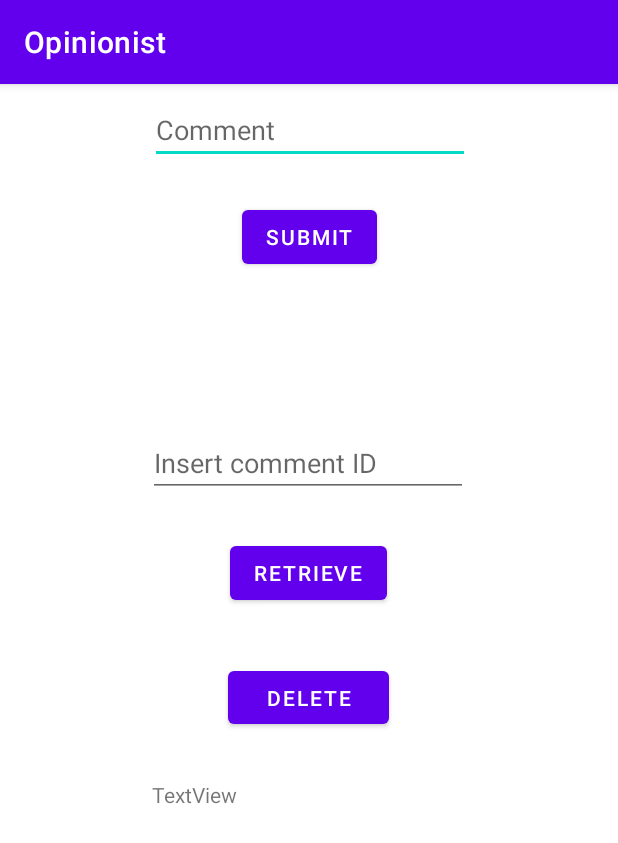
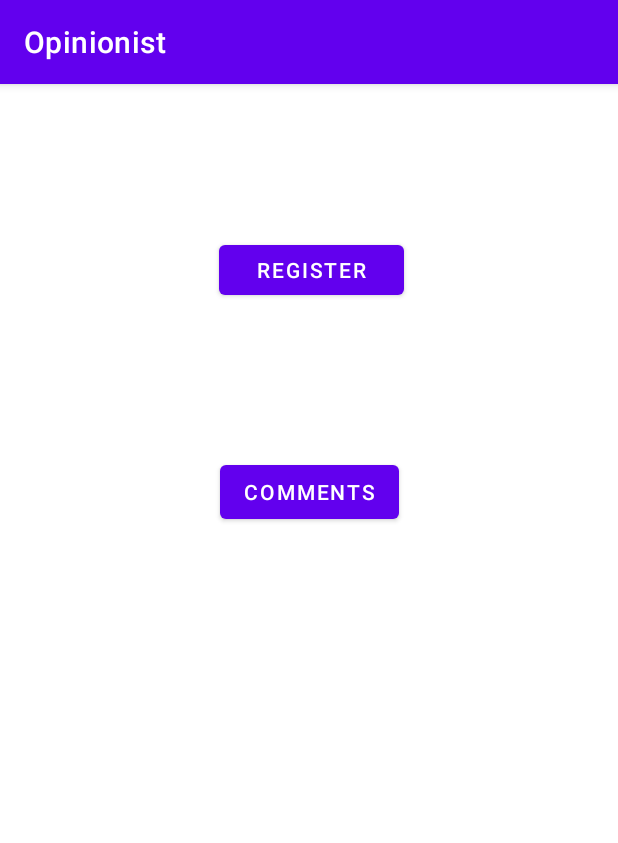
Before and after one commit to Zarasawa/Opinionist, an Android app: the screen it shows after launch (MainActivity), on a phone screen of 412 x 824 dp. Shown: the top 843 px of the screen. Run offline under Robolectric (Android 15) with nearby library versions, the phone set to English and light mode, and no system bars; our stand-ins replace Firebase (no records; nobody signed in at launch, a user with empty details on screens opened directly).

Commit message:
Cleaned up main menu page(will be login page). Added logout button

```diff
--- a/app/build.gradle
+++ b/app/build.gradle
@@ -35,7 +35,14 @@ dependencies {
     implementation 'com.google.android.material:material:1.3.0'
     implementation 'androidx.constraintlayout:constraintlayout:2.0.4'
     implementation 'com.google.firebase:firebase-database:19.7.0'
-    implementation 'com.google.firebase:firebase-auth:20.0.4'
+
+    // Import the BoM for the Firebase platform
+    implementation platform('com.google.firebase:firebase-bom:27.1.0')
+
+    // Declare the dependency for the Firebase Authentication library
+    // When using the BoM, you don't specify versions in Firebase library dependencies
+    implementation 'com.google.firebase:firebase-auth'
+
     testImplementation 'junit:junit:4.+'
     androidTestImplementation 'androidx.test.ext:junit:1.1.2'
     androidTestImplementation 'androidx.test.espresso:espresso-core:3.3.0'
--- a/app/src/main/java/com/example/opinionist/MainActivity.java
+++ b/app/src/main/java/com/example/opinionist/MainActivity.java
@@ -2,6 +2,8 @@ package com.example.opinionist;
 
 import androidx.annotation.NonNull;
 import androidx.appcompat.app.AppCompatActivity;
+
+import android.content.Intent;
 import android.os.Bundle;
 import android.view.View;
 import android.widget.Button;
@@ -9,6 +11,7 @@ import android.widget.EditText;
 import android.widget.TextView;
 import android.widget.Toast;
 
+import com.google.firebase.auth.FirebaseAuth;
 import com.google.firebase.database.DataSnapshot;
 import com.google.firebase.database.DatabaseError;
 import com.google.firebase.database.DatabaseReference;
@@ -16,141 +19,48 @@ import com.google.firebase.database.FirebaseDatabase;
 import com.google.firebase.database.ValueEventListener;
 
 public class MainActivity extends AppCompatActivity {
-    EditText subComment, retComment;
-    DatabaseReference reff;
-    Comment newComment;
-    Button btnSubmit, btnretrieve, btndelete;
-    TextView viewComment;
-    long maxid = 0;
+    Button btnRegister, btnComments, btnLogout;
+    FirebaseAuth mAuth;
 
     @Override
     protected void onCreate(Bundle savedInstanceState) {
         super.onCreate(savedInstanceState);
         setContentView(R.layout.activity_main);
 
-        /* SEND COMMENT TO SERVER */
-        // check connection to firebase server
-        Toast.makeText(MainActivity.this, "Firebase connection success!", Toast.LENGTH_LONG).show();
+        btnRegister = findViewById(R.id.buttonMainRegister);
+        btnComments = findViewById(R.id.buttonMainComments);
+        btnLogout = findViewById(R.id.buttonMainLogout);
+        mAuth = FirebaseAuth.getInstance();
 
-        // get comment from comment textbox
-        subComment = (EditText)findViewById(R.id.editComment);
-        newComment = new Comment();
+        if(mAuth.getCurrentUser() != null) {
+            btnLogout.setVisibility(View.VISIBLE);
+        }
 
-        // create new reference to database. all comment instances will fall under 'comments'
-        // must be done for submission and retrieval
-        reff = FirebaseDatabase.getInstance().getReference("comments");
-
-        // get number of comments in database and set it to maxid
-        // so that next comment can be maxid+1
-        reff.addValueEventListener(new ValueEventListener() {
+        btnRegister.setOnClickListener(new View.OnClickListener() {
             @Override
-            public void onDataChange(@NonNull DataSnapshot snapshot) {
-                if(snapshot.exists()) {
-                    maxid=snapshot.getChildrenCount();
-                }
-
-            }
-
-            @Override
-            public void onCancelled(@NonNull DatabaseError error) {
-
+            public void onClick(View v) {
+                startActivity( new Intent(getApplicationContext(), Register.class) );
             }
         });
 
-        // send comment to firebase server when button is clicked
-        btnSubmit = (Button)findViewById(R.id.button);
-        btnSubmit.setOnClickListener(new View.OnClickListener() {
+        btnComments.setOnClickListener(new View.OnClickListener() {
             @Override
             public void onClick(View v) {
-                newComment.setComment(String.valueOf(subComment.getText()));
-                newComment.setLikes(0);
+                startActivity( new Intent(getApplicationContext(), Comments.class) );
+            }
+        });
 
-                reff.child(String.valueOf(maxid+1)).setValue(newComment);
-                Toast.makeText(MainActivity.this, "Comment inserted successfuly!", Toast.LENGTH_LONG).show();
+        // Sign out user
+        btnLogout.setOnClickListener(new View.OnClickListener() {
+            @Override
+            public void onClick(View v) {
+                if( mAuth.getCurrentUser() != null ) {
+                    mAuth.signOut();
+                    btnLogout.setVisibility(View.INVISIBLE);
+                }
             }
         });
 
 
-
-        /* RETRIEVE DATA */
-        // get xml items
-        retComment = (EditText)findViewById(R.id.editRetrieveComment);
-        btnretrieve = (Button)findViewById(R.id.button2);
-        btndelete = (Button)findViewById(R.id.button3);
-        viewComment = (TextView)findViewById(R.id.textViewComment);
-
-        // check when retrieve button is clicked
-        btnretrieve.setOnClickListener(new View.OnClickListener() {
-            @Override
-            public void onClick(View v) {
-
-                // grab a snapshot of comments array in database
-                reff.addValueEventListener(new ValueEventListener() {
-                    @Override
-                    public void onDataChange(@NonNull DataSnapshot snapshot) {
-                        if( snapshot.child(String.valueOf(retComment.getText())).exists() ) { // comment ID exists
-                            viewComment.setText(snapshot.child(String.valueOf(retComment.getText())).getValue().toString());
-                        } else { // comment ID does not exists
-                            viewComment.setText("Comment ID does not exist");
-                        }
-                    }
-
-                    @Override
-                    public void onCancelled(@NonNull DatabaseError error) {
-
-                    }
-                });
-
-            }
-        });
-
-
-        /* DELETE AN ITEM */
-        /*  ISSUE:  comment ID can get confusing when deleting a comment from DB. For example,
-                    if you delete comment ID 1 but comment ID 2 exists, we need to find a way
-                    to refill ID 1. Maybe create an array that stores every ID that is empty and check that array when
-                    inserting a new comment before incrementing maxID
-         */
-        // check when retrieve button is clicked
-        btndelete.setOnClickListener(new View.OnClickListener() {
-            @Override
-            public void onClick(View v) {
-
-                // grab a snapshot of comments array in database
-                reff.addValueEventListener(new ValueEventListener() {
-                    @Override
-                    public void onDataChange(@NonNull DataSnapshot snapshot) {
-                        if( snapshot.child(String.valueOf(retComment.getText())).exists() ) { // comment ID exists
-                            snapshot.child(String.valueOf(retComment.getText())).getRef().removeValue();
-                            viewComment.setText("Comment removed");
-                        } else { // comment ID does not exists
-                            viewComment.setText("Comment ID does not exist");
-                        }
-                    }
-
-                    @Override
-                    public void onCancelled(@NonNull DatabaseError error) {
-
-                    }
-                });
-
-            }
-        });
-
-
-
-
-
     }
-
-//    public void doInc(View v)
-//    {
-//        TextView msg=(TextView) findViewById(R.id.textView);
-//        msg.setText("jfdshfjfhkaflhhfajlfhakfh");
-//
-//        NetThread nt=new NetThread();
-//        nt.saveTV(msg);
-//        nt.start();
-//
-//    }
 }
--- a/app/src/main/res/layout/activity_main.xml
+++ b/app/src/main/res/layout/activity_main.xml
@@ -6,80 +6,36 @@
     android:layout_height="match_parent"
     tools:context=".MainActivity">
 
+
     <Button
-        android:id="@+id/button"
+        android:id="@+id/buttonMainRegister"
+        android:layout_width="123dp"
+        android:layout_height="45dp"
+        android:text="Register"
+        app:layout_constraintBottom_toTopOf="@+id/buttonMainComments"
+        app:layout_constraintEnd_toEndOf="parent"
+        app:layout_constraintHorizontal_bias="0.506"
+        app:layout_constraintStart_toStartOf="parent"
+        app:layout_constraintTop_toTopOf="parent" />
+
+    <Button
+        android:id="@+id/buttonMainComments"
         android:layout_width="wrap_content"
         android:layout_height="wrap_content"
-        android:onClick="doInc"
-        android:text="Submit"
+        android:layout_marginBottom="472dp"
+        android:text="Comments"
         app:layout_constraintBottom_toBottomOf="parent"
         app:layout_constraintEnd_toEndOf="parent"
-        app:layout_constraintStart_toStartOf="parent"
-        app:layout_constraintTop_toTopOf="parent"
-        app:layout_constraintVertical_bias="0.108" />
+        app:layout_constraintStart_toStartOf="parent" />
 
-    <EditText
-        android:id="@+id/editComment"
+    <Button
+        android:id="@+id/buttonMainLogout"
         android:layout_width="wrap_content"
         android:layout_height="wrap_content"
-        android:ems="10"
-        android:hint="Comment"
-        android:inputType="textPersonName"
-        app:layout_constraintBottom_toTopOf="@+id/button"
-        app:layout_constraintEnd_toEndOf="parent"
-        app:layout_constraintHorizontal_bias="0.502"
-        app:layout_constraintStart_toStartOf="parent"
-        app:layout_constraintTop_toTopOf="parent"
-        app:layout_constraintVertical_bias="0.246" />
-
-    <EditText
-        android:id="@+id/editRetrieveComment"
-        android:layout_width="wrap_content"
-        android:layout_height="wrap_content"
-        android:layout_marginTop="104dp"
-        android:ems="10"
-        android:hint="Insert comment ID"
-        android:inputType="textPersonName"
+        android:layout_marginBottom="88dp"
+        android:text="Logout"
+        android:visibility="invisible"
         app:layout_constraintBottom_toBottomOf="parent"
         app:layout_constraintEnd_toEndOf="parent"
-        app:layout_constraintHorizontal_bias="0.497"
-        app:layout_constraintStart_toStartOf="parent"
-        app:layout_constraintTop_toBottomOf="@+id/button"
-        app:layout_constraintVertical_bias="0.0" />
-
-    <Button
-        android:id="@+id/button2"
-        android:layout_width="wrap_content"
-        android:layout_height="wrap_content"
-        android:text="Retrieve"
-        app:layout_constraintBottom_toTopOf="@+id/textViewComment"
-        app:layout_constraintEnd_toEndOf="parent"
-        app:layout_constraintHorizontal_bias="0.498"
-        app:layout_constraintStart_toStartOf="parent"
-        app:layout_constraintTop_toBottomOf="@+id/editRetrieveComment"
-        app:layout_constraintVertical_bias="0.191" />
-
-    <Button
-        android:id="@+id/button3"
-        android:layout_width="107dp"
-        android:layout_height="47dp"
-        android:text="Delete"
-        app:layout_constraintBottom_toTopOf="@+id/textViewComment"
-        app:layout_constraintEnd_toEndOf="parent"
-        app:layout_constraintHorizontal_bias="0.498"
-        app:layout_constraintStart_toStartOf="parent"
-        app:layout_constraintTop_toBottomOf="@+id/editRetrieveComment"
-        app:layout_constraintVertical_bias="0.777" />
-
-    <TextView
-        android:id="@+id/textViewComment"
-        android:layout_width="210dp"
-        android:layout_height="60dp"
-        android:layout_marginBottom="244dp"
-        android:text="TextView"
-        app:layout_constraintBottom_toBottomOf="parent"
-        app:layout_constraintEnd_toEndOf="parent"
-        app:layout_constraintHorizontal_bias="0.502"
         app:layout_constraintStart_toStartOf="parent" />
-
 </androidx.constraintlayout.widget.ConstraintLayout>
```
